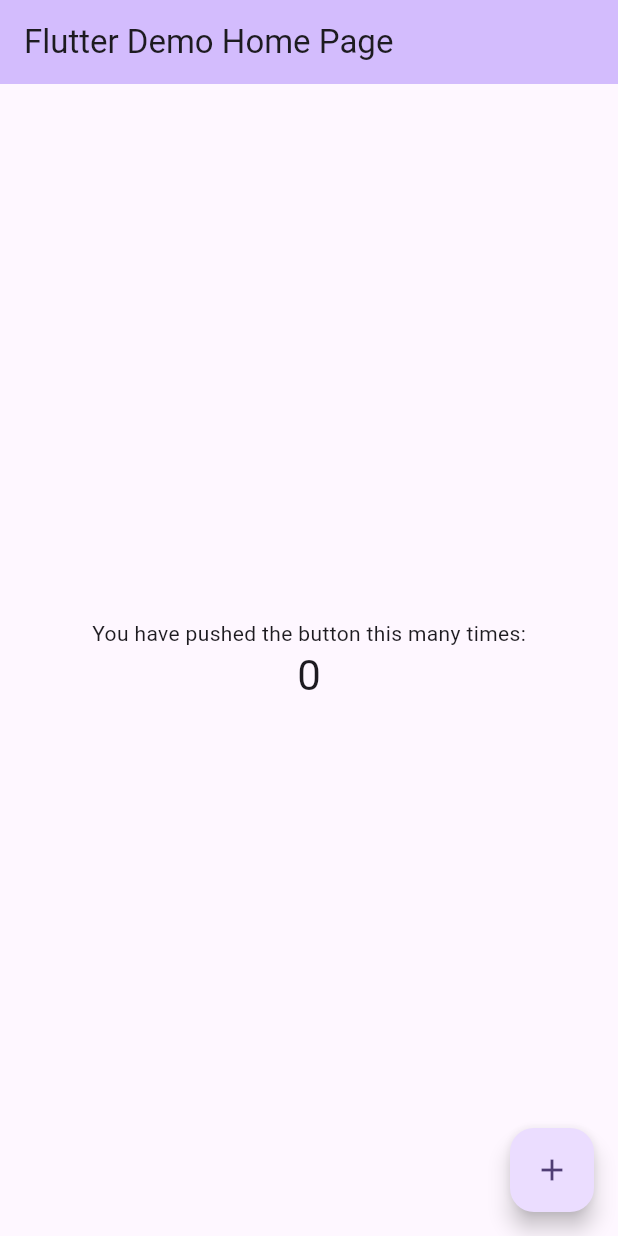
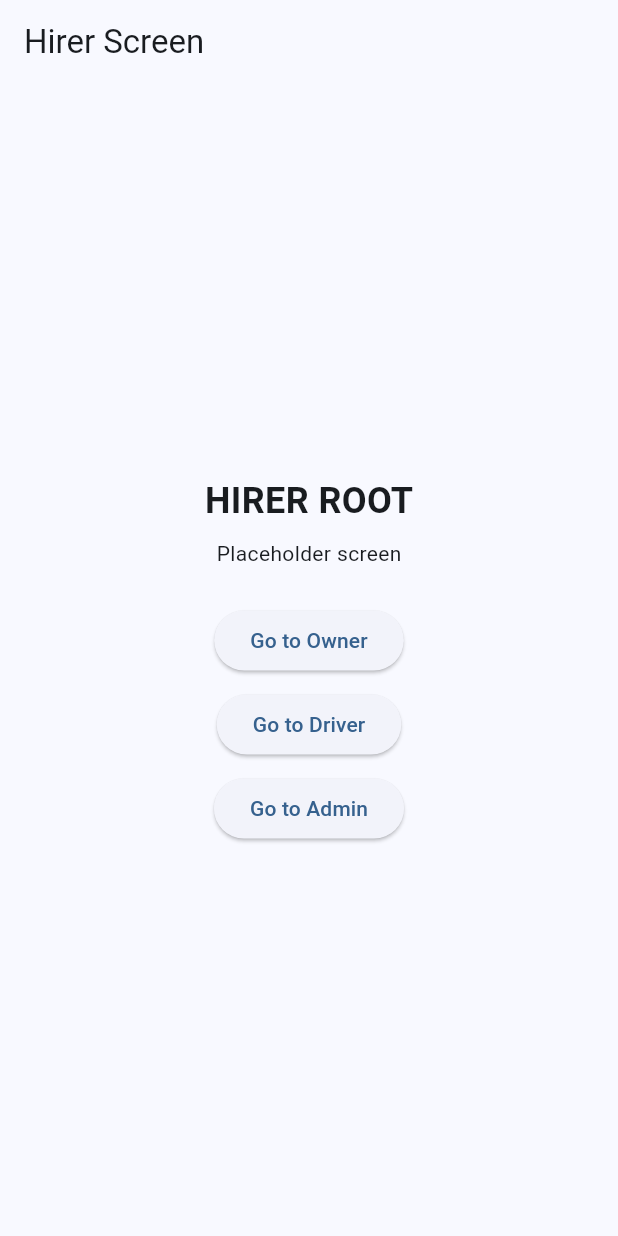
Before and after one commit to harsh-pandhe/fleetcommand-platform, a Flutter app: the screen it shows after launch, on a phone screen of 412 x 824 dp. Run offline on Flutter 3.47's test engine with Material 3 defaults, Android fonts, the phone set to English and light mode, and no system bars; our stand-ins replace flutter_riverpod, go_router.

Commit message:
feat(mobile): add riverpod app shell and role routes

```diff
--- /dev/null
+++ b/mobile/lib/app/app.dart
@@ -0,0 +1,18 @@
+import 'package:flutter/material.dart';
+import 'package:fleetcommand_mobile/app/router/app_router.dart';
+
+class App extends StatelessWidget {
+  const App({super.key});
+
+  @override
+  Widget build(BuildContext context) {
+    return MaterialApp.router(
+      title: 'FleetCommand',
+      theme: ThemeData(
+        useMaterial3: true,
+        colorScheme: ColorScheme.fromSeed(seedColor: Colors.blue),
+      ),
+      routerConfig: appRouter,
+    );
+  }
+}
--- /dev/null
+++ b/mobile/lib/app/router/app_router.dart
@@ -0,0 +1,28 @@
+import 'package:flutter/material.dart';
+import 'package:go_router/go_router.dart';
+import 'package:fleetcommand_mobile/features/admin/admin_screen.dart';
+import 'package:fleetcommand_mobile/features/driver/driver_screen.dart';
+import 'package:fleetcommand_mobile/features/hirer/hirer_screen.dart';
+import 'package:fleetcommand_mobile/features/owner/owner_screen.dart';
+
+final GoRouter appRouter = GoRouter(
+  initialLocation: '/hirer',
+  routes: [
+    GoRoute(
+      path: '/hirer',
+      builder: (context, state) => const HirerScreen(),
+    ),
+    GoRoute(
+      path: '/owner',
+      builder: (context, state) => const OwnerScreen(),
+    ),
+    GoRoute(
+      path: '/driver',
+      builder: (context, state) => const DriverScreen(),
+    ),
+    GoRoute(
+      path: '/admin',
+      builder: (context, state) => const AdminScreen(),
+    ),
+  ],
+);
--- /dev/null
+++ b/mobile/lib/features/admin/admin_screen.dart
@@ -0,0 +1,43 @@
+import 'package:flutter/material.dart';
+import 'package:go_router/go_router.dart';
+
+class AdminScreen extends StatelessWidget {
+  const AdminScreen({super.key});
+
+  @override
+  Widget build(BuildContext context) {
+    return Scaffold(
+      appBar: AppBar(
+        title: const Text('Admin Screen'),
+      ),
+      body: Center(
+        child: Column(
+          mainAxisAlignment: MainAxisAlignment.center,
+          children: [
+            const Text(
+              'ADMIN ROOT',
+              style: TextStyle(fontSize: 24, fontWeight: FontWeight.bold),
+            ),
+            const SizedBox(height: 8),
+            const Text('Placeholder screen'),
+            const SizedBox(height: 24),
+            ElevatedButton(
+              onPressed: () => context.go('/hirer'),
+              child: const Text('Go to Hirer'),
+            ),
+            const SizedBox(height: 8),
+            ElevatedButton(
+              onPressed: () => context.go('/owner'),
+              child: const Text('Go to Owner'),
+            ),
+            const SizedBox(height: 8),
+            ElevatedButton(
+              onPressed: () => context.go('/driver'),
+              child: const Text('Go to Driver'),
+            ),
+          ],
+        ),
+      ),
+    );
+  }
+}
--- /dev/null
+++ b/mobile/lib/features/driver/driver_screen.dart
@@ -0,0 +1,43 @@
+import 'package:flutter/material.dart';
+import 'package:go_router/go_router.dart';
+
+class DriverScreen extends StatelessWidget {
+  const DriverScreen({super.key});
+
+  @override
+  Widget build(BuildContext context) {
+    return Scaffold(
+      appBar: AppBar(
+        title: const Text('Driver Screen'),
+      ),
+      body: Center(
+        child: Column(
+          mainAxisAlignment: MainAxisAlignment.center,
+          children: [
+            const Text(
+              'DRIVER ROOT',
+              style: TextStyle(fontSize: 24, fontWeight: FontWeight.bold),
+            ),
+            const SizedBox(height: 8),
+            const Text('Placeholder screen'),
+            const SizedBox(height: 24),
+            ElevatedButton(
+              onPressed: () => context.go('/hirer'),
+              child: const Text('Go to Hirer'),
+            ),
+            const SizedBox(height: 8),
+            ElevatedButton(
+              onPressed: () => context.go('/owner'),
+              child: const Text('Go to Owner'),
+            ),
+            const SizedBox(height: 8),
+            ElevatedButton(
+              onPressed: () => context.go('/admin'),
+              child: const Text('Go to Admin'),
+            ),
+          ],
+        ),
+      ),
+    );
+  }
+}
--- /dev/null
+++ b/mobile/lib/features/hirer/hirer_screen.dart
@@ -0,0 +1,43 @@
+import 'package:flutter/material.dart';
+import 'package:go_router/go_router.dart';
+
+class HirerScreen extends StatelessWidget {
+  const HirerScreen({super.key});
+
+  @override
+  Widget build(BuildContext context) {
+    return Scaffold(
+      appBar: AppBar(
+        title: const Text('Hirer Screen'),
+      ),
+      body: Center(
+        child: Column(
+          mainAxisAlignment: MainAxisAlignment.center,
+          children: [
+            const Text(
+              'HIRER ROOT',
+              style: TextStyle(fontSize: 24, fontWeight: FontWeight.bold),
+            ),
+            const SizedBox(height: 8),
+            const Text('Placeholder screen'),
+            const SizedBox(height: 24),
+            ElevatedButton(
+              onPressed: () => context.go('/owner'),
+              child: const Text('Go to Owner'),
+            ),
+            const SizedBox(height: 8),
+            ElevatedButton(
+              onPressed: () => context.go('/driver'),
+              child: const Text('Go to Driver'),
+            ),
+            const SizedBox(height: 8),
+            ElevatedButton(
+              onPressed: () => context.go('/admin'),
+              child: const Text('Go to Admin'),
+            ),
+          ],
+        ),
+      ),
+    );
+  }
+}
--- /dev/null
+++ b/mobile/lib/features/owner/owner_screen.dart
@@ -0,0 +1,43 @@
+import 'package:flutter/material.dart';
+import 'package:go_router/go_router.dart';
+
+class OwnerScreen extends StatelessWidget {
+  const OwnerScreen({super.key});
+
+  @override
+  Widget build(BuildContext context) {
+    return Scaffold(
+      appBar: AppBar(
+        title: const Text('Owner Screen'),
+      ),
+      body: Center(
+        child: Column(
+          mainAxisAlignment: MainAxisAlignment.center,
+          children: [
+            const Text(
+              'OWNER ROOT',
+              style: TextStyle(fontSize: 24, fontWeight: FontWeight.bold),
+            ),
+            const SizedBox(height: 8),
+            const Text('Placeholder screen'),
+            const SizedBox(height: 24),
+            ElevatedButton(
+              onPressed: () => context.go('/hirer'),
+              child: const Text('Go to Hirer'),
+            ),
+            const SizedBox(height: 8),
+            ElevatedButton(
+              onPressed: () => context.go('/driver'),
+              child: const Text('Go to Driver'),
+            ),
+            const SizedBox(height: 8),
+            ElevatedButton(
+              onPressed: () => context.go('/admin'),
+              child: const Text('Go to Admin'),
+            ),
+          ],
+        ),
+      ),
+    );
+  }
+}
--- a/mobile/lib/main.dart
+++ b/mobile/lib/main.dart
@@ -1,122 +1,11 @@
 import 'package:flutter/material.dart';
+import 'package:flutter_riverpod/flutter_riverpod.dart';
+import 'package:fleetcommand_mobile/app/app.dart';
 
 void main() {
-  runApp(const MyApp());
+  runApp(
+    const ProviderScope(
+      child: App(),
+    ),
+  );
 }
-
-class MyApp extends StatelessWidget {
-  const MyApp({super.key});
-
-  // This widget is the root of your application.
-  @override
-  Widget build(BuildContext context) {
-    return MaterialApp(
-      title: 'Flutter Demo',
-      theme: ThemeData(
-        // This is the theme of your application.
-        //
-        // TRY THIS: Try running your application with "flutter run". You'll see
-        // the application has a purple toolbar. Then, without quitting the app,
-        // try changing the seedColor in the colorScheme below to Colors.green
-        // and then invoke "hot reload" (save your changes or press the "hot
-        // reload" button in a Flutter-supported IDE, or press "r" if you used
-        // the command line to start the app).
-        //
-        // Notice that the counter didn't reset back to zero; the application
-        // state is not lost during the reload. To reset the state, use hot
-        // restart instead.
-        //
-        // This works for code too, not just values: Most code changes can be
-        // tested with just a hot reload.
-        colorScheme: .fromSeed(seedColor: Colors.deepPurple),
-      ),
-      home: const MyHomePage(title: 'Flutter Demo Home Page'),
-    );
-  }
-}
-
-class MyHomePage extends StatefulWidget {
-  const MyHomePage({super.key, required this.title});
-
-  // This widget is the home page of your application. It is stateful, meaning
-  // that it has a State object (defined below) that contains fields that affect
-  // how it looks.
-
-  // This class is the configuration for the state. It holds the values (in this
-  // case the title) provided by the parent (in this case the App widget) and
-  // used by the build method of the State. Fields in a Widget subclass are
-  // always marked "final".
-
-  final String title;
-
-  @override
-  State<MyHomePage> createState() => _MyHomePageState();
-}
-
-class _MyHomePageState extends State<MyHomePage> {
-  int _counter = 0;
-
-  void _incrementCounter() {
-    setState(() {
-      // This call to setState tells the Flutter framework that something has
-      // changed in this State, which causes it to rerun the build method below
-      // so that the display can reflect the updated values. If we changed
-      // _counter without calling setState(), then the build method would not be
-      // called again, and so nothing would appear to happen.
-      _counter++;
-    });
-  }
-
-  @override
-  Widget build(BuildContext context) {
-    // This method is rerun every time setState is called, for instance as done
-    // by the _incrementCounter method above.
-    //
-    // The Flutter framework has been optimized to make rerunning build methods
-    // fast, so that you can just rebuild anything that needs updating rather
-    // than having to individually change instances of widgets.
-    return Scaffold(
-      appBar: AppBar(
-        // TRY THIS: Try changing the color here to a specific color (to
-        // Colors.amber, perhaps?) and trigger a hot reload to see the AppBar
-        // change color while the other colors stay the same.
-        backgroundColor: Theme.of(context).colorScheme.inversePrimary,
-        // Here we take the value from the MyHomePage object that was created by
-        // the App.build method, and use it to set our appbar title.
-        title: Text(widget.title),
-      ),
-      body: Center(
-        // Center is a layout widget. It takes a single child and positions it
-        // in the middle of the parent.
-        child: Column(
-          // Column is also a layout widget. It takes a list of children and
-          // arranges them vertically. By default, it sizes itself to fit its
-          // children horizontally, and tries to be as tall as its parent.
-          //
-          // Column has various properties to control how it sizes itself and
-          // how it positions its children. Here we use mainAxisAlignment to
-          // center the children vertically; the main axis here is the vertical
-          // axis because Columns are vertical (the cross axis would be
-          // horizontal).
-          //
-          // TRY THIS: Invoke "debug painting" (choose the "Toggle Debug Paint"
-          // action in the IDE, or press "p" in the console), to see the
-          // wireframe for each widget.
-          mainAxisAlignment: .center,
-          children: [
-            const Text('You have pushed the button this many times:'),
-            Text(
-              '$_counter',
-              style: Theme.of(context).textTheme.headlineMedium,
-            ),
-          ],
-        ),
-      ),
-      floatingActionButton: FloatingActionButton(
-        onPressed: _incrementCounter,
-        tooltip: 'Increment',
-        child: const Icon(Icons.add),
-      ),
-    );
-  }
-}
--- a/mobile/pubspec.yaml
+++ b/mobile/pubspec.yaml
@@ -34,6 +34,8 @@ dependencies:
   # The following adds the Cupertino Icons font to your application.
   # Use with the CupertinoIcons class for iOS style icons.
   cupertino_icons: ^1.0.8
+  flutter_riverpod: ^2.5.1
+  go_router: ^13.0.1
 
 dev_dependencies:
   flutter_test:
```
Also changed, not shown: 2 other files.
